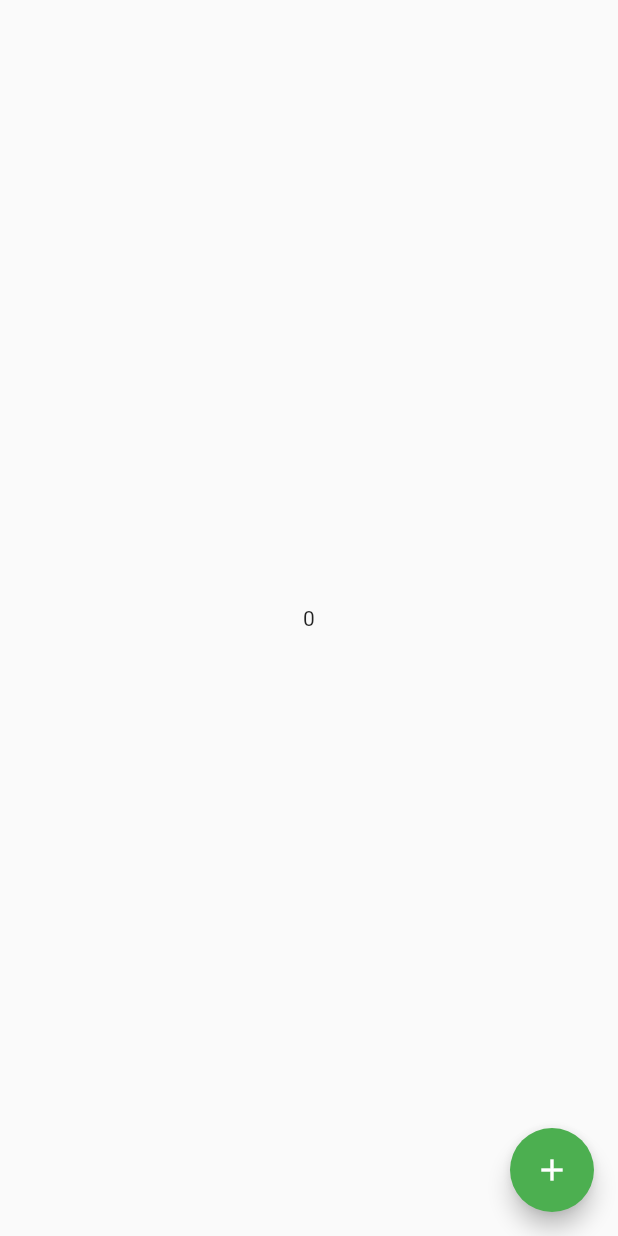
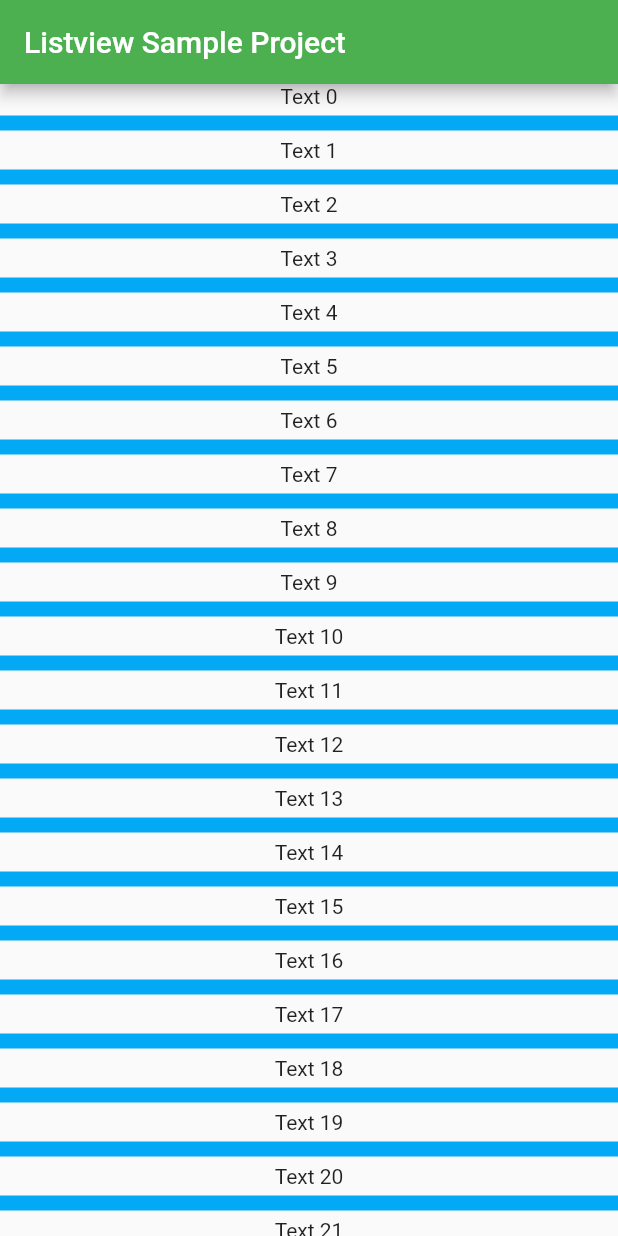
Before and after one commit to aruntr369/sample_Flutter_project, a Flutter app: the screen it shows after launch, on a phone screen of 412 x 824 dp. Run offline on Flutter 3.47's test engine with Material 2 defaults, Android fonts, the phone set to English and light mode, and no system bars.

Commit message:
ListView added

```diff
--- a/lib/main.dart
+++ b/lib/main.dart
@@ -12,7 +12,7 @@ class MyApp extends StatelessWidget {
   Widget build(BuildContext context) {
     return MaterialApp(
       theme: ThemeData(primarySwatch: Colors.green),
-      home: ScreenHome2(),
+      home: ListViewSanple(),
     );
   }
 }
@@ -126,7 +126,7 @@ class ScreenHome extends StatefulWidget {
 class _ScreenHomeState extends State<ScreenHome> {
   final _textController = TextEditingController();
 
-  String _textofTV ='text will display here';
+  String _textofTV = 'text will display here';
 
   @override
   Widget build(BuildContext context) {
@@ -145,18 +145,18 @@ class _ScreenHomeState extends State<ScreenHome> {
               children: [
                 TextField(
                   controller: _textController,
-
                   decoration: InputDecoration(
                       border: OutlineInputBorder(),
                       hintText: 'Type Some Thing'),
                 ),
-                ElevatedButton(onPressed: () {
-                  print(_textController.text);
-                  setState(() {
-                    _textofTV =_textController.text;
-
-                  });
-                }, child: Text('Click Here')),
+                ElevatedButton(
+                    onPressed: () {
+                      print(_textController.text);
+                      setState(() {
+                        _textofTV = _textController.text;
+                      });
+                    },
+                    child: Text('Click Here')),
                 Text(_textofTV),
               ],
             ),
@@ -166,3 +166,32 @@ class _ScreenHomeState extends State<ScreenHome> {
     );
   }
 }
+
+//forListview
+class ListViewSanple extends StatelessWidget {
+  const ListViewSanple({Key? key}) : super(key: key);
+
+  @override
+  Widget build(BuildContext context) {
+    return Scaffold(
+      appBar: AppBar(
+        title: const Text('Listview Sample Project'),
+      ),
+      body: SafeArea(
+          child: ListView(
+        children: List.generate(100, (index) {
+          return Column(
+            children: [
+              Text('Text $index'),
+              Divider(
+                height: 20,
+                thickness: 10,
+                color: Colors.lightBlue,
+              )
+            ],
+          );
+        }),
+      )),
+    );
+  }
+}
```
